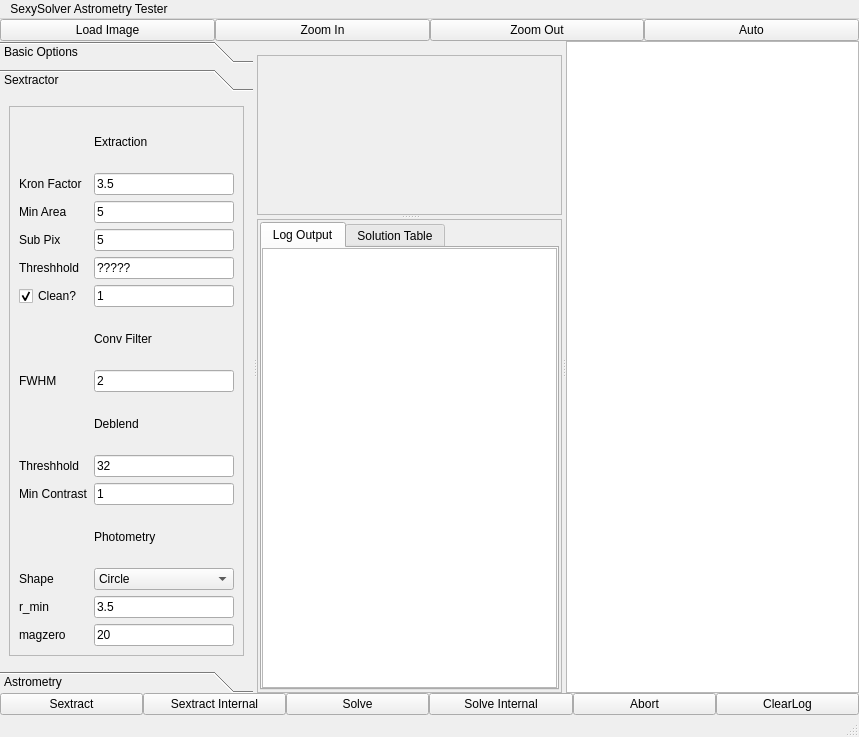
The window that mainwindow.ui (rlancaste/stellarsolver) describes before a commit, drawn with Qt 5.
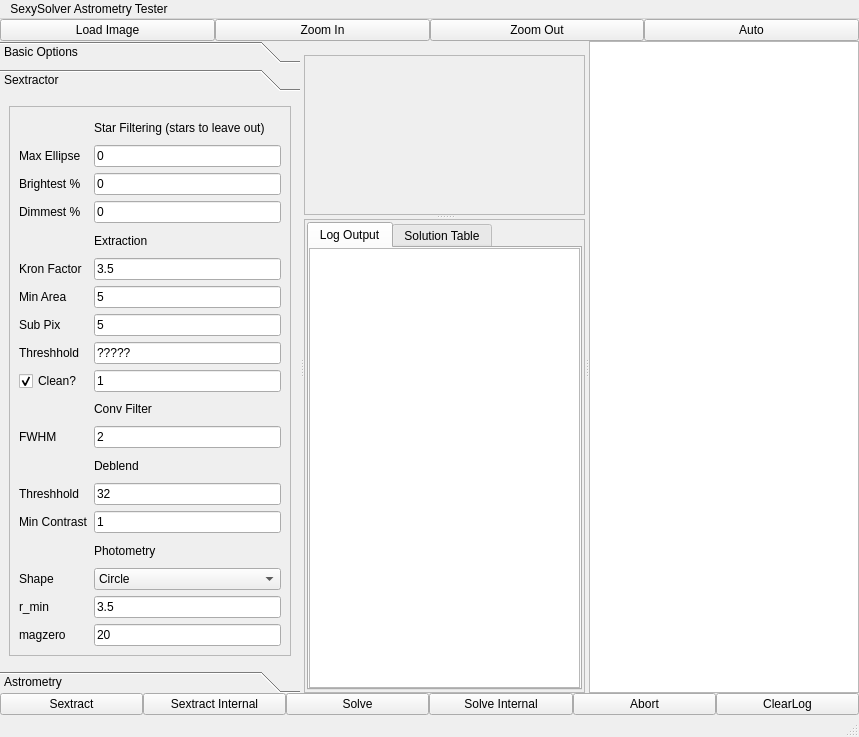
The same window after the commit. The open tabs and pages were chosen to show the change. Custom widgets are drawn as their Qt base class.

Commit message: Making logodds editable and adding star filters

Patch:
```diff
--- a/mainwindow.ui
+++ b/mainwindow.ui
@@ -195,42 +195,13 @@
              <rect>
               <x>0</x>
               <y>0</y>
-              <width>224</width>
-              <height>464</height>
+              <width>304</width>
+              <height>583</height>
              </rect>
             </property>
             <layout class="QGridLayout" name="gridLayout_9">
-             <item row="20" column="1">
-              <widget class="QComboBox" name="apertureShape">
-               <property name="currentIndex">
-                <number>1</number>
-               </property>
-               <item>
-                <property name="text">
-                 <string>Auto</string>
-                </property>
-               </item>
-               <item>
-                <property name="text">
-                 <string>Circle</string>
-                </property>
-               </item>
-               <item>
-                <property name="text">
-                 <string>Ellipse</string>
-                </property>
-               </item>
-              </widget>
-             </item>
-             <item row="14" column="0">
-              <widget class="QLabel" name="label_19">
-               <property name="text">
-                <string>Min Contrast</string>
-               </property>
-              </widget>
-             </item>
-             <item row="0" column="1">
-              <widget class="QLabel" name="label_16">
+             <item row="4" column="2">
+              <widget class="QLabel" name="label_38">
                <property name="sizePolicy">
                 <sizepolicy hsizetype="Preferred" vsizetype="Preferred">
                  <horstretch>0</horstretch>
@@ -242,56 +213,100 @@
                </property>
               </widget>
              </item>
-             <item row="1" column="0">
+             <item row="19" column="2">
+              <widget class="QLabel" name="label_14">
+               <property name="sizePolicy">
+                <sizepolicy hsizetype="Preferred" vsizetype="Preferred">
+                 <horstretch>0</horstretch>
+                 <verstretch>0</verstretch>
+                </sizepolicy>
+               </property>
+               <property name="text">
+                <string>Photometry</string>
+               </property>
+              </widget>
+             </item>
+             <item row="13" column="2">
+              <widget class="QLineEdit" name="fwhm">
+               <property name="text">
+                <string>2</string>
+               </property>
+              </widget>
+             </item>
+             <item row="16" column="2">
+              <widget class="QLineEdit" name="deblend_thresh">
+               <property name="text">
+                <string>32</string>
+               </property>
+              </widget>
+             </item>
+             <item row="16" column="0">
+              <widget class="QLabel" name="label_18">
+               <property name="text">
+                <string>Threshhold</string>
+               </property>
+              </widget>
+             </item>
+             <item row="9" column="0">
+              <widget class="QCheckBox" name="cleanCheckBox">
+               <property name="text">
+                <string>Clean?</string>
+               </property>
+               <property name="checked">
+                <bool>true</bool>
+               </property>
+              </widget>
+             </item>
+             <item row="5" column="0">
               <widget class="QLabel" name="label_25">
                <property name="text">
                 <string>Kron Factor</string>
                </property>
               </widget>
              </item>
-             <item row="3" column="1">
-              <widget class="QLineEdit" name="subpix">
+             <item row="18" column="0">
+              <widget class="QLabel" name="label_19">
                <property name="text">
-                <string>5</string>
+                <string>Min Contrast</string>
                </property>
               </widget>
              </item>
-             <item row="14" column="1">
-              <widget class="QLineEdit" name="deblend_contrast">
-               <property name="text">
-                <string>1</string>
-               </property>
-              </widget>
-             </item>
-             <item row="9" column="0">
-              <widget class="QLabel" name="label_23">
-               <property name="text">
-                <string>FWHM</string>
-               </property>
-              </widget>
-             </item>
-             <item row="25" column="0">
-              <widget class="QLabel" name="label_15">
-               <property name="text">
-                <string>magzero</string>
-               </property>
-              </widget>
-             </item>
-             <item row="3" column="0">
+             <item row="7" column="0">
               <widget class="QLabel" name="label_24">
                <property name="text">
                 <string>Sub Pix</string>
                </property>
               </widget>
              </item>
-             <item row="20" column="0">
-              <widget class="QLabel" name="label_12">
+             <item row="2" column="0">
+              <widget class="QLabel" name="label_40">
                <property name="text">
-                <string>Shape</string>
+                <string>Brightest %</string>
                </property>
               </widget>
              </item>
-             <item row="8" column="1">
+             <item row="29" column="2">
+              <widget class="QLineEdit" name="magzero">
+               <property name="text">
+                <string>20</string>
+               </property>
+              </widget>
+             </item>
+             <item row="13" column="0">
+              <widget class="QLabel" name="label_23">
+               <property name="text">
+                <string>FWHM</string>
+               </property>
+              </widget>
+             </item>
+             <item row="15" column="2">
+              <widget class="QLabel" name="label_20">
+               <property name="text">
+                <string>Deblend</string>
+               </property>
+              </widget>
+             </item>
+             <item row="12" column="2">
               <widget class="QLabel" name="label_22">
                <property name="sizePolicy">
                 <sizepolicy hsizetype="Preferred" vsizetype="Preferred">
@@ -304,117 +319,157 @@
                </property>
               </widget>
              </item>
-             <item row="24" column="1">
-              <widget class="QLineEdit" name="r_min">
-               <property name="text">
-                <string>3.5</string>
-               </property>
-              </widget>
-             </item>
-             <item row="2" column="1">
+             <item row="6" column="2">
               <widget class="QLineEdit" name="minarea">
                <property name="text">
                 <string>5</string>
                </property>
               </widget>
              </item>
-             <item row="12" column="0">
-              <widget class="QLabel" name="label_18">
+             <item row="7" column="2">
+              <widget class="QLineEdit" name="subpix">
+               <property name="text">
+                <string>5</string>
+               </property>
+              </widget>
+             </item>
+             <item row="28" column="2">
+              <widget class="QLineEdit" name="r_min">
+               <property name="text">
+                <string>3.5</string>
+               </property>
+              </widget>
+             </item>
+             <item row="29" column="0">
+              <widget class="QLabel" name="label_15">
+               <property name="text">
+                <string>magzero</string>
+               </property>
+              </widget>
+             </item>
+             <item row="24" column="2">
+              <widget class="QComboBox" name="apertureShape">
+               <property name="currentIndex">
+                <number>1</number>
+               </property>
+               <item>
+                <property name="text">
+                 <string>Auto</string>
+                </property>
+               </item>
+               <item>
+                <property name="text">
+                 <string>Circle</string>
+                </property>
+               </item>
+               <item>
+                <property name="text">
+                 <string>Ellipse</string>
+                </property>
+               </item>
+              </widget>
+             </item>
+             <item row="8" column="0">
+              <widget class="QLabel" name="label_17">
                <property name="text">
                 <string>Threshhold</string>
                </property>
               </widget>
              </item>
-             <item row="9" column="1">
-              <widget class="QLineEdit" name="fwhm">
+             <item row="18" column="2">
+              <widget class="QLineEdit" name="deblend_contrast">
                <property name="text">
-                <string>2</string>
+                <string>1</string>
                </property>
               </widget>
              </item>
-             <item row="11" column="1">
-              <widget class="QLabel" name="label_20">
-               <property name="text">
-                <string>Deblend</string>
-               </property>
-              </widget>
-             </item>
-             <item row="1" column="1">
+             <item row="5" column="2">
               <widget class="QLineEdit" name="kron_fact">
                <property name="text">
                 <string>3.5</string>
                </property>
               </widget>
              </item>
-             <item row="2" column="0">
-              <widget class="QLabel" name="label_21">
+             <item row="24" column="0">
+              <widget class="QLabel" name="label_12">
                <property name="text">
-                <string>Min Area</string>
+                <string>Shape</string>
                </property>
               </widget>
              </item>
-             <item row="12" column="1">
-              <widget class="QLineEdit" name="deblend_thresh">
+             <item row="1" column="0">
+              <widget class="QLabel" name="label_39">
                <property name="text">
-                <string>32</string>
+                <string>Max Ellipse</string>
                </property>
               </widget>
              </item>
-             <item row="4" column="1">
+             <item row="8" column="2">
               <widget class="QLineEdit" name="detect_thresh">
                <property name="text">
                 <string>?????</string>
                </property>
               </widget>
              </item>
-             <item row="5" column="0">
-              <widget class="QCheckBox" name="cleanCheckBox">
+             <item row="6" column="0">
+              <widget class="QLabel" name="label_21">
                <property name="text">
-                <string>Clean?</string>
+                <string>Min Area</string>
                </property>
-               <property name="checked">
-                <bool>true</bool>
+              </widget>
+             </item>
+             <item row="9" column="2">
+              <widget class="QLineEdit" name="clean_param">
+               <property name="text">
+                <string>1</string>
                </property>
               </widget>
              </item>
-             <item row="4" column="0">
-              <widget class="QLabel" name="label_17">
+             <item row="2" column="2">
+              <widget class="QLineEdit" name="brightestPercent">
                <property name="text">
-                <string>Threshhold</string>
+                <string>0</string>
                </property>
               </widget>
              </item>
-             <item row="24" column="0">
+             <item row="0" column="2">
+              <widget class="QLabel" name="label_16">
+               <property name="sizePolicy">
+                <sizepolicy hsizetype="Preferred" vsizetype="Preferred">
+                 <horstretch>0</horstretch>
+                 <verstretch>0</verstretch>
+                </sizepolicy>
+               </property>
+               <property name="text">
+                <string>Star Filtering (stars to leave out)</string>
+               </property>
+              </widget>
+             </item>
+             <item row="28" column="0">
               <widget class="QLabel" name="label_13">
                <property name="text">
                 <string>r_min</string>
                </property>
               </widget>
              </item>
-             <item row="25" column="1">
-              <widget class="QLineEdit" name="magzero">
+             <item row="1" column="2">
+              <widget class="QLineEdit" name="maxEllipse">
                <property name="text">
-                <string>20</string>
+                <string>0</string>
                </property>
               </widget>
              </item>
-             <item row="15" column="1">
-              <widget class="QLabel" name="label_14">
-               <property name="sizePolicy">
-                <sizepolicy hsizetype="Preferred" vsizetype="Preferred">
-                 <horstretch>0</horstretch>
-                 <verstretch>0</verstretch>
-                </sizepolicy>
-               </property>
+             <item row="3" column="2">
+              <widget class="QLineEdit" name="dimmestPercent">
                <property name="text">
-                <string>Photometry</string>
+                <string>0</string>
                </property>
               </widget>
              </item>
-             <item row="5" column="1">
-              <widget class="QLineEdit" name="clean_param">
+             <item row="3" column="0">
+              <widget class="QLabel" name="label_41">
                <property name="text">
-                <string>1</string>
+                <string>Dimmest %</string>
                </property>
               </widget>
              </item>
@@ -760,7 +815,7 @@
               <x>0</x>
               <y>0</y>
               <width>300</width>
-              <height>118</height>
+              <height>72</height>
              </rect>
             </property>
             <layout class="QGridLayout" name="gridLayout_2">
@@ -811,7 +866,7 @@
            <x>0</x>
            <y>0</y>
            <width>302</width>
-           <height>339</height>
+           <height>218</height>
           </rect>
          </property>
          <property name="sizePolicy">
```
Left out of the diff: 317 changed lines with no effect on the pictures. The commit also changes 4 other files.
